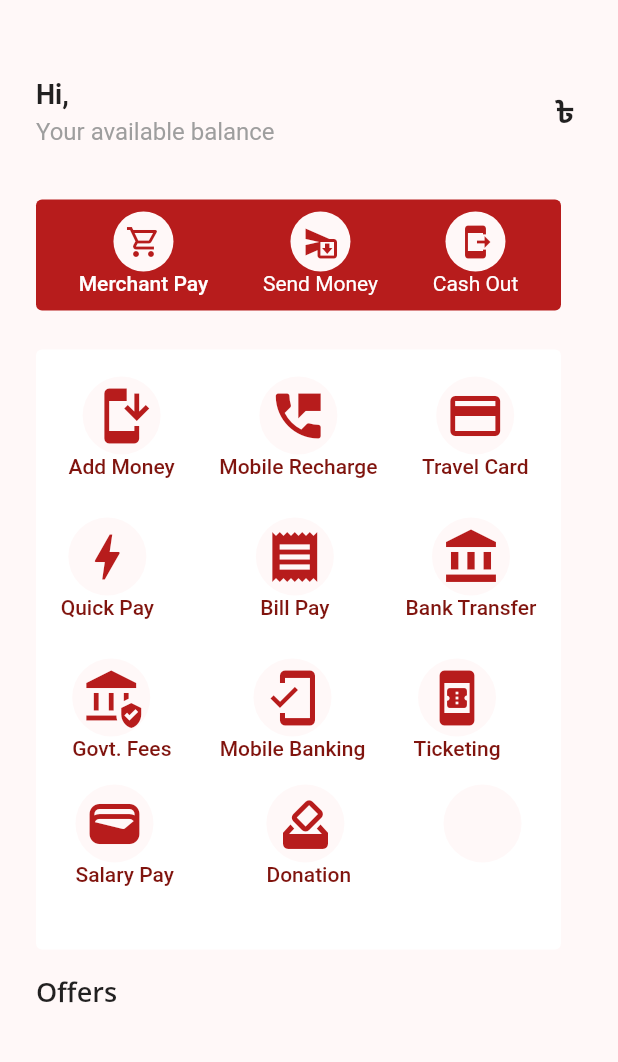
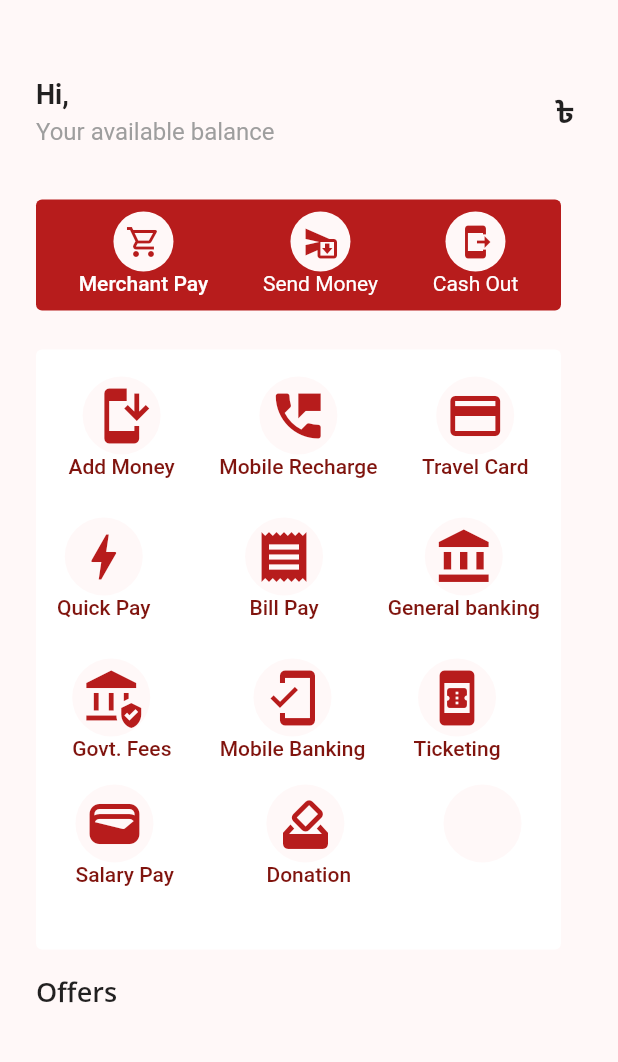
Before and after one commit to NafimAhmed/Paymentsall, a Flutter app: the HomePage screen opened directly with empty values, on a phone screen of 412 x 824 dp, the part 156-1218 px from its top. Run offline on Flutter 3.47's test engine with Material 2 defaults, Android fonts, the phone set to English and light mode, and no system bars; our stand-ins replace animated_splash_screen, awesome_notifications, barcode_widget, firebase_auth, firebase_core, firebase_database and 15 more; missing offline and left inert: dart:ffi, qr_code_scanner; accounts and stored records are empty; network calls fail.

Commit message:
Bank transfer to general banking upgrade
nafim Bank transfer to general banking upgrade 11:12 am 17/04/2023

```diff
--- a/lib/Screens/HomePage.dart
+++ b/lib/Screens/HomePage.dart
@@ -450,7 +450,7 @@ class HomePage extends StatelessWidget {
                                         color: Colors.red.shade900,
                                       )//Image.asset('assets/images/bank_transfer.png',),
                                     ),
-                                     Text('Bank Transfer',style: TextStyle(color:Color(0xFF80140E)))
+                                     Text('General banking',style: TextStyle(color:Color(0xFF80140E)))
                                   ],
                                 )),
                           ),
```
